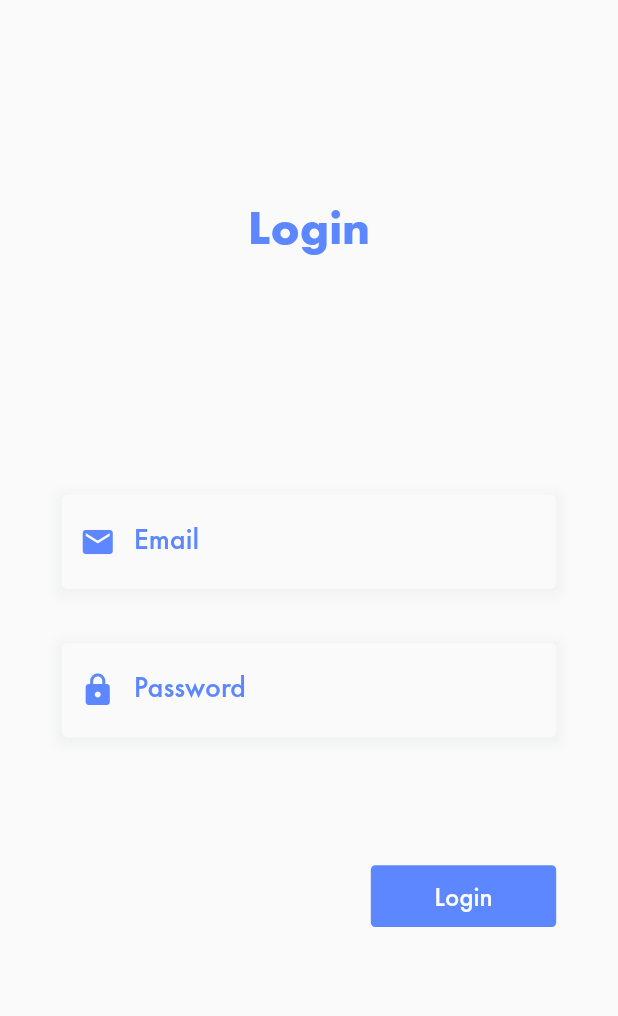
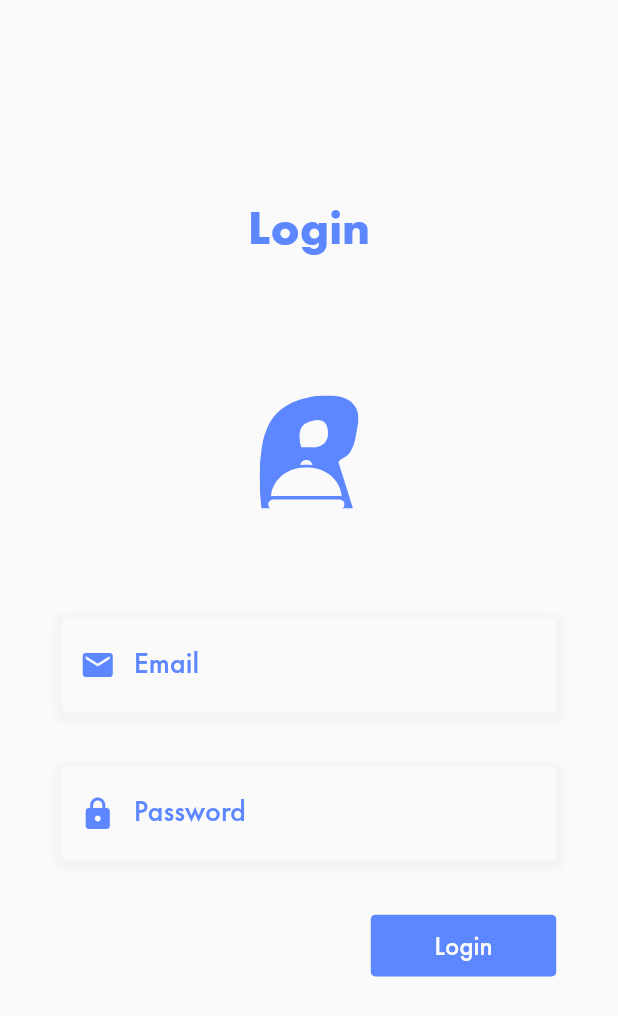
Before and after one commit to takiuddin93/flutter_Recipe, a Flutter app: the screen it shows after launch, on a phone screen of 412 x 824 dp. Shown: the top 1016 px of the screen. Run offline on Flutter 3.47's test engine with Material 2 defaults, Android fonts, the phone set to English and light mode, and no system bars; our stand-ins replace flutter_svg.

```diff
--- a/lib/screens/login.dart
+++ b/lib/screens/login.dart
@@ -2,6 +2,7 @@ import 'dart:convert';
 import 'dart:io';
 
 import 'package:flutter/material.dart';
+import 'package:flutter_svg/flutter_svg.dart';
 import 'package:http/http.dart' as http;
 import 'package:recipe/constants/strings.dart';
 import 'package:recipe/screens/dashboard.dart';
@@ -56,6 +57,19 @@ class _LoginPageState extends State<Login> {
               ),
             ),
           ),
+          Positioned(
+            top: height * 0.32,
+            left: (width - (width * 0.16)) / 2,
+            child: Container(
+              width: width,
+              alignment: Alignment.centerLeft,
+              child: SvgPicture.asset(
+                'assets/svgs/recipe.svg',
+                semanticsLabel: 'Background',
+                width: width * 0.16,
+              ),
+            ),
+          ),
           // Email
           Positioned(
             width: media.width,
@@ -66,7 +80,7 @@ class _LoginPageState extends State<Login> {
               },
               child: Container(
                 padding: EdgeInsets.only(
-                  top: media.height * 0.40,
+                  top: media.height * 0.50,
                   left: media.width * 0.10,
                   right: media.width * 0.10,
                 ),
@@ -87,7 +101,7 @@ class _LoginPageState extends State<Login> {
               visible: _errorVisible,
               child: Container(
                 padding: EdgeInsets.only(
-                  top: media.height * 0.48,
+                  top: media.height * 0.58,
                   left: media.width * 0.10,
                   right: media.width * 0.10,
                 ),
@@ -121,7 +135,7 @@ class _LoginPageState extends State<Login> {
               },
               child: Container(
                 padding: EdgeInsets.only(
-                  top: media.height * 0.52,
+                  top: media.height * 0.62,
                   left: media.width * 0.10,
                   right: media.width * 0.10,
                 ),
@@ -142,7 +156,7 @@ class _LoginPageState extends State<Login> {
               visible: _errorVisible,
               child: Container(
                 padding: EdgeInsets.only(
-                  top: media.height * 0.60,
+                  top: media.height * 0.70,
                   left: media.width * 0.10,
                   right: media.width * 0.10,
                 ),
@@ -168,7 +182,7 @@ class _LoginPageState extends State<Login> {
           ),
           // Submit Button
           Positioned(
-              top: media.height * 0.7,
+              top: media.height * 0.74,
               left: media.width * 0.6,
               right: media.width * 0.10,
               child: GestureDetector(
```
Also changed, not shown: 2 other files.
